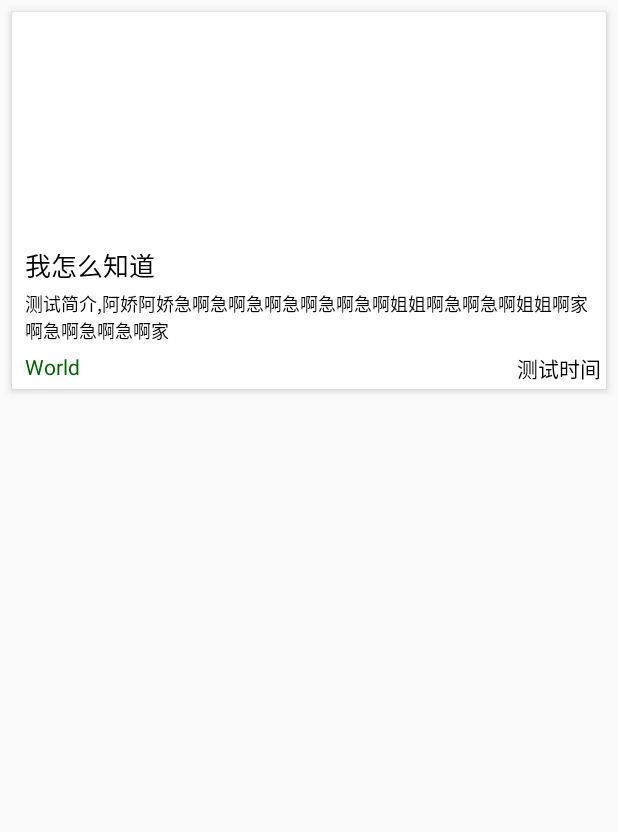
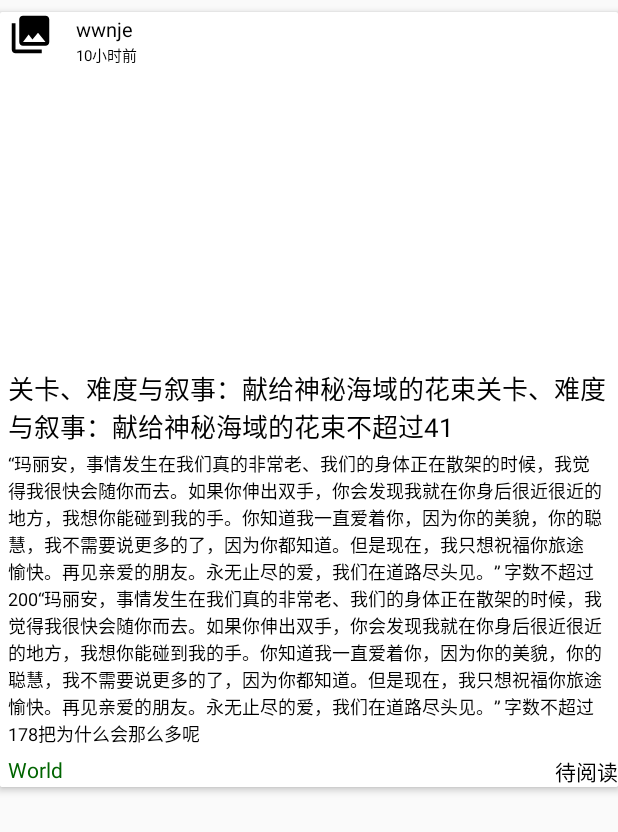
Before and after one commit to wwnje/Android_Blank, an Android app: the layout tags_item.xml on its own in the app's theme, with its tools: preview values and no code run, on a phone screen of 412 x 824 dp. Shown: the top 832 px of the screen. Run offline under Robolectric (Android 15) with nearby library versions, the phone set to English and light mode, and no system bars; network calls fail.

Commit message:
UI界面修改

```diff
--- a/FakeNews/fucknews/build.gradle
+++ b/FakeNews/fucknews/build.gradle
@@ -23,8 +23,6 @@ android {
 dependencies {
     compile fileTree(dir: 'libs', include: ['*.jar'])
 
-
-
     compile 'com.android.support:appcompat-v7:23.4.0'
     compile 'com.android.support:support-v4:23.4.0'
     compile 'com.android.support:design:23.4.0'
@@ -35,5 +33,6 @@ dependencies {
     compile 'com.wuxiaolong.pullloadmorerecyclerview:library:1.1.1'
     compile 'org.jsoup:jsoup:1.9.2'
     compile 'com.google.code.gson:gson:2.3.1'
+    compile 'com.github.bumptech.glide:glide:3.6.1'
     testCompile 'junit:junit:4.12'
 }
--- a/FakeNews/fucknews/src/main/AndroidManifest.xml
+++ b/FakeNews/fucknews/src/main/AndroidManifest.xml
@@ -5,6 +5,7 @@
     <uses-permission android:name="android.permission.INTERNET" />
     <uses-permission android:name="android.permission.READ_EXTERNAL_STORAGE" />
     <uses-permission android:name="android.permission.WRITE_EXTERNAL_STORAGE" />
+    <uses-permission android:name="android.permission.ACCESS_NETWORK_STATE"/>
 
     <application
         android:name=".utils.MyApplication"
--- a/FakeNews/fucknews/src/main/java/orvnge/wwnje/com/fucknews/adapter/TwentyViewAdapter.java
+++ b/FakeNews/fucknews/src/main/java/orvnge/wwnje/com/fucknews/adapter/TwentyViewAdapter.java
@@ -54,7 +54,6 @@ public class TwentyViewAdapter extends RecyclerView.Adapter<TwentyViewAdapter.Vi
                 Toast.makeText(context, "dddd", Toast.LENGTH_SHORT).show();
             }
         });
-
     }
 
     @Override
--- a/FakeNews/fucknews/src/main/java/orvnge/wwnje/com/fucknews/utils/API.java
+++ b/FakeNews/fucknews/src/main/java/orvnge/wwnje/com/fucknews/utils/API.java
@@ -4,7 +4,6 @@ package orvnge.wwnje.com.fucknews.utils;
  * Created by wwnje on 2016/9/4.
  * 存储php端信息
  */
-
 
 public class API {
     public static  String GET_NEWS_URL = "http://www.wwnje.com/FakeNews2/getNewsJSON.php";
--- a/FakeNews/fucknews/src/main/res/layout/activity_home_nav_header_home.xml
+++ b/FakeNews/fucknews/src/main/res/layout/activity_home_nav_header_home.xml
@@ -12,7 +12,6 @@
         android:layout_width="match_parent"
         android:layout_height="match_parent"
         android:scaleType="centerCrop"
-        android:paddingTop="@dimen/nav_header_vertical_spacing"
         android:src="@drawable/nav1"
         tools:ignore="ContentDescription"/>
 </LinearLayout>
--- a/FakeNews/fucknews/src/main/res/layout/tags_item.xml
+++ b/FakeNews/fucknews/src/main/res/layout/tags_item.xml
@@ -6,26 +6,70 @@
     android:id="@+id/fragment_movie_item"
     android:layout_width="match_parent"
     android:layout_height="wrap_content"
-    android:layout_margin="8dp"
+    android:layout_marginTop="8dp"
     android:clickable="true"
     app:cardCornerRadius="2dp"
     app:cardElevation="3dp">
+
     <LinearLayout
         android:layout_width="match_parent"
         android:layout_height="match_parent"
         android:orientation="vertical"
         android:background="@color/white">
-        <com.android.volley.toolbox.NetworkImageView
+        <LinearLayout
+            android:layout_width="match_parent"
+            android:layout_height="wrap_content"
+            android:orientation="horizontal">
+            <ImageView
+                android:id="@+id/tvLogo"
+                android:layout_width="30dp"
+                android:layout_height="30dp"
+                android:background="@drawable/ic_menu_gallery"
+                android:layout_marginLeft="5dp"
+                android:layout_marginRight="5dp"/>
+            <LinearLayout
+                android:layout_width="wrap_content"
+                android:layout_height="wrap_content"
+                android:orientation="vertical">
+                <TextView
+                    android:id="@+id/tvName"
+                    android:layout_width="wrap_content"
+                    android:layout_height="wrap_content"
+                    android:paddingTop="2dp"
+                    android:textSize="13sp"
+                    android:text="wwnje"
+                    android:layout_marginLeft="10dp"
+                    android:textColor="@color/black"/>
+                <TextView
+                    android:id="@+id/tvTime"
+                    android:layout_width="wrap_content"
+                    android:layout_height="wrap_content"
+                    android:textSize="10sp"
+                    android:text="10小时前"
+                    android:layout_marginLeft="10dp"
+                    android:textColor="@color/black" />
+            </LinearLayout>
+
+        </LinearLayout>
+
+       <!-- <com.android.volley.toolbox.NetworkImageView
             android:id="@+id/ivPic"
             android:layout_width="match_parent"
             android:layout_height="150dp"
+            android:scaleType="centerCrop" />-->
+        <ImageView
+            android:id="@+id/ivPic"
+            android:layout_width="match_parent"
+            android:layout_height="200dp"
             android:scaleType="centerCrop" />
+
+        <!--等图像缓存做了 再wrap-->
         <LinearLayout
             android:layout_width="match_parent"
             android:layout_height="match_parent"
             android:gravity="center_vertical"
             android:orientation="vertical"
-            android:padding="3dp"
+            android:padding="0dp"
             android:background="@color/white">
                 <TextView
                     android:id="@+id/tvTitle"
@@ -34,7 +78,7 @@
                     android:singleLine="false"
                     android:paddingTop="2dp"
                     android:textSize="17sp"
-                    android:text="我怎么知道"
+                    android:text="关卡、难度与叙事：献给神秘海域的花束关卡、难度与叙事：献给神秘海域的花束不超过41"
                     android:layout_marginLeft="5dp"
                     android:layout_marginRight="5dp"
                     android:textColor="@color/black"/>
@@ -44,12 +88,11 @@
                     android:layout_width="match_parent"
                     android:layout_height="wrap_content"
                     android:textSize="12sp"
-                    android:text="测试简介,阿娇阿娇急啊急啊急啊急啊急啊急啊姐姐啊急啊急啊姐姐啊家啊急啊急啊急啊家"
+                    android:text="“玛丽安，事情发生在我们真的非常老、我们的身体正在散架的时候，我觉得我很快会随你而去。如果你伸出双手，你会发现我就在你身后很近很近的地方，我想你能碰到我的手。你知道我一直爱着你，因为你的美貌，你的聪慧，我不需要说更多的了，因为你都知道。但是现在，我只想祝福你旅途愉快。再见亲爱的朋友。永无止尽的爱，我们在道路尽头见。”	字数不超过200“玛丽安，事情发生在我们真的非常老、我们的身体正在散架的时候，我觉得我很快会随你而去。如果你伸出双手，你会发现我就在你身后很近很近的地方，我想你能碰到我的手。你知道我一直爱着你，因为你的美貌，你的聪慧，我不需要说更多的了，因为你都知道。但是现在，我只想祝福你旅途愉快。再见亲爱的朋友。永无止尽的爱，我们在道路尽头见。”	字数不超过178把为什么会那么多呢"
                     android:layout_marginTop="3dp"
                     android:layout_marginLeft="5dp"
                     android:layout_marginRight="5dp"
                     android:textColor="@color/black"/>
-
             <RelativeLayout
                 android:layout_width="match_parent"
                 android:layout_height="wrap_content"
@@ -63,15 +106,15 @@
                     android:layout_marginLeft="5dp"
                     android:layout_height="wrap_content" />
                 <TextView
-                    android:id="@+id/tvTime"
+                    android:id="@+id/tvRead"
                     android:layout_width="wrap_content"
                     android:layout_height="wrap_content"
                     android:layout_alignParentRight="true"
                     android:singleLine="true"
-                    android:text="测试时间"
+                    android:text="待阅读"
                     android:textColor="@color/black"
                     />
             </RelativeLayout>
             </LinearLayout>
-        </LinearLayout>
+    </LinearLayout>
 </android.support.v7.widget.CardView>
```
Also changed, not shown: FakeNews/fucknews/src/main/java/orvnge/wwnje/com/fucknews/View/Activity/BrowseActivity.java (+30 -0 lines), FakeNews/fucknews/src/main/java/orvnge/wwnje/com/fucknews/View/Activity/HomeActivity.java (+9 -0 lines), FakeNews/fucknews/src/main/java/orvnge/wwnje/com/fucknews/View/Fragment/BlankFragment.java (+7 -0 lines), FakeNews/fucknews/src/main/java/orvnge/wwnje/com/fucknews/adapter/RecyclerViewAdapter.java (+17 -12 lines), FakeNews/fucknews/src/main/java/orvnge/wwnje/com/fucknews/utils/MyUtils.java (added, +25 -0 lines), FakeNews/fucknews/src/main/java/orvnge/wwnje/com/fucknews/view/Fragment/ContentFragment.java (+9 -3 lines), FakeNews/fucknews/src/main/java/orvnge/wwnje/com/fucknews/view/Fragment/MarksFragment.java (added, +109 -0 lines), FakeNews/fucknews/src/main/res/layout/fragment_marks.xml (added, +13 -0 lines), FakeNews/fucknews/src/main/res/values/strings.xml (+6 -2 lines), FakeNews/fucknews/src/main/res/drawable/img_loading.jpg, FakeNews/fucknews/src/main/res/drawable/testgif.gif (added).
